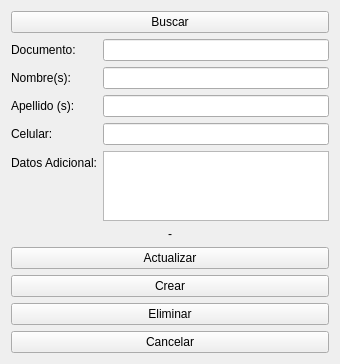
This is ui/new_client.ui in JhonVelasquez/HGP_PROGRAM as Qt 5 draws it before an edit. The edited form follows.
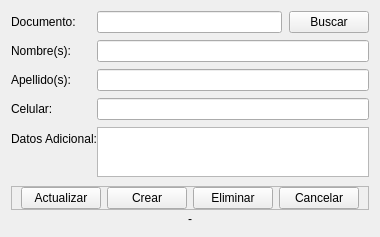
This is the edited form.

The edit to the form file:
```diff
--- a/ui/new_client.ui
+++ b/ui/new_client.ui
@@ -6,26 +6,58 @@
    <rect>
     <x>0</x>
     <y>0</y>
-    <width>340</width>
-    <height>345</height>
+    <width>356</width>
+    <height>237</height>
    </rect>
   </property>
+  <property name="sizePolicy">
+   <sizepolicy hsizetype="Preferred" vsizetype="Minimum">
+    <horstretch>0</horstretch>
+    <verstretch>0</verstretch>
+   </sizepolicy>
+  </property>
   <property name="windowTitle">
    <string>Form</string>
   </property>
   <layout class="QVBoxLayout" name="verticalLayout">
-   <item>
-    <widget class="QPushButton" name="btnSearchClient">
-     <property name="text">
-      <string>Buscar</string>
-     </property>
-    </widget>
-   </item>
+   <property name="spacing">
+    <number>0</number>
+   </property>
+   <property name="bottomMargin">
+    <number>9</number>
+   </property>
    <item>
     <layout class="QFormLayout" name="formLayout_2">
+     <property name="verticalSpacing">
+      <number>7</number>
+     </property>
+     <property name="bottomMargin">
+      <number>9</number>
+     </property>
+     <item row="0" column="0">
+      <widget class="QLabel" name="label">
+       <property name="text">
+        <string>Documento:</string>
+       </property>
+      </widget>
+     </item>
      <item row="0" column="1">
+      <layout class="QHBoxLayout" name="horizontalLayout_2">
+       <property name="spacing">
+        <number>7</number>
+       </property>
+       <item>
       <widget class="QLineEdit" name="lineEditDocument"/>
      </item>
+       <item>
+        <widget class="QPushButton" name="btnSearchClient">
+         <property name="text">
+          <string>Buscar</string>
+         </property>
+        </widget>
+       </item>
+      </layout>
+     </item>
      <item row="1" column="0">
       <widget class="QLabel" name="label_2">
        <property name="text">
@@ -39,7 +71,7 @@
      <item row="2" column="0">
       <widget class="QLabel" name="label_3">
        <property name="text">
-        <string>Apellido (s):</string>
+        <string>Apellido(s):</string>
        </property>
       </widget>
      </item>
@@ -64,27 +96,44 @@
       </widget>
      </item>
      <item row="4" column="1">
-      <widget class="QTextEdit" name="lineEditAdditionalData"/>
-     </item>
-     <item row="0" column="0">
-      <widget class="QLabel" name="label">
-       <property name="text">
-        <string>Documento:</string>
+      <widget class="QTextEdit" name="lineEditAdditionalData">
+       <property name="sizePolicy">
+        <sizepolicy hsizetype="Expanding" vsizetype="Minimum">
+         <horstretch>0</horstretch>
+         <verstretch>0</verstretch>
+        </sizepolicy>
+       </property>
+       <property name="minimumSize">
+        <size>
+         <width>0</width>
+         <height>40</height>
+        </size>
+       </property>
+       <property name="maximumSize">
+        <size>
+         <width>16777215</width>
+         <height>50</height>
+        </size>
        </property>
       </widget>
      </item>
     </layout>
    </item>
    <item>
-    <widget class="QLabel" name="labelInfClient">
-     <property name="text">
-      <string>-</string>
+    <widget class="QFrame" name="frame">
+     <property name="frameShape">
+      <enum>QFrame::StyledPanel</enum>
      </property>
-     <property name="alignment">
-      <set>Qt::AlignCenter</set>
+     <property name="frameShadow">
+      <enum>QFrame::Raised</enum>
      </property>
-    </widget>
-   </item>
+     <layout class="QHBoxLayout" name="horizontalLayout">
+      <property name="topMargin">
+       <number>0</number>
+      </property>
+      <property name="bottomMargin">
+       <number>0</number>
+      </property>
    <item>
     <widget class="QPushButton" name="btnUpdateClient">
      <property name="text">
@@ -110,6 +159,19 @@
     <widget class="QPushButton" name="btnCancelClient">
      <property name="text">
       <string>Cancelar</string>
+        </property>
+       </widget>
+      </item>
+     </layout>
+    </widget>
+   </item>
+   <item>
+    <widget class="QLabel" name="labelInfClient">
+     <property name="text">
+      <string>-</string>
+     </property>
+     <property name="alignment">
+      <set>Qt::AlignCenter</set>
      </property>
     </widget>
    </item>
```
Lines whose indentation alone changed are shown as unchanged.
